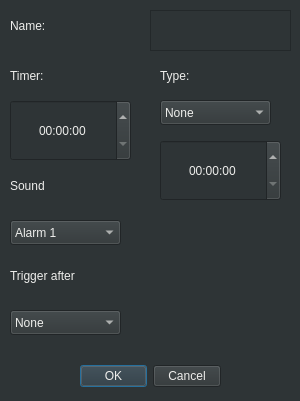
The window that Lab2/addtimerdialog.ui (JustTaya/uniProjects_secondYear) describes before a commit, drawn with Qt 5.
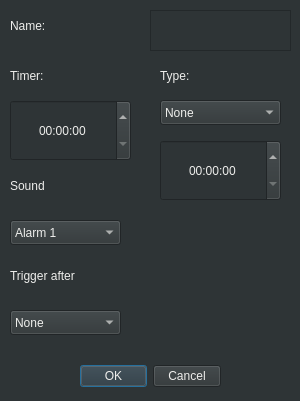
The same window after the commit.

```diff
--- a/Lab2/addtimerdialog.ui
+++ b/Lab2/addtimerdialog.ui
@@ -185,7 +185,7 @@
     <rect>
      <x>160</x>
      <y>100</y>
-     <width>111</width>
+     <width>121</width>
      <height>25</height>
     </rect>
    </property>
```
